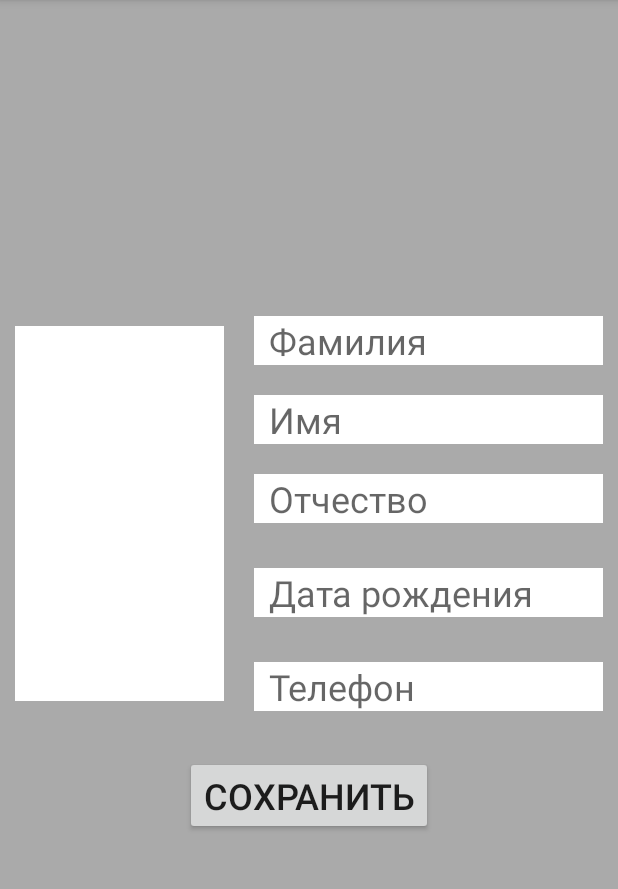
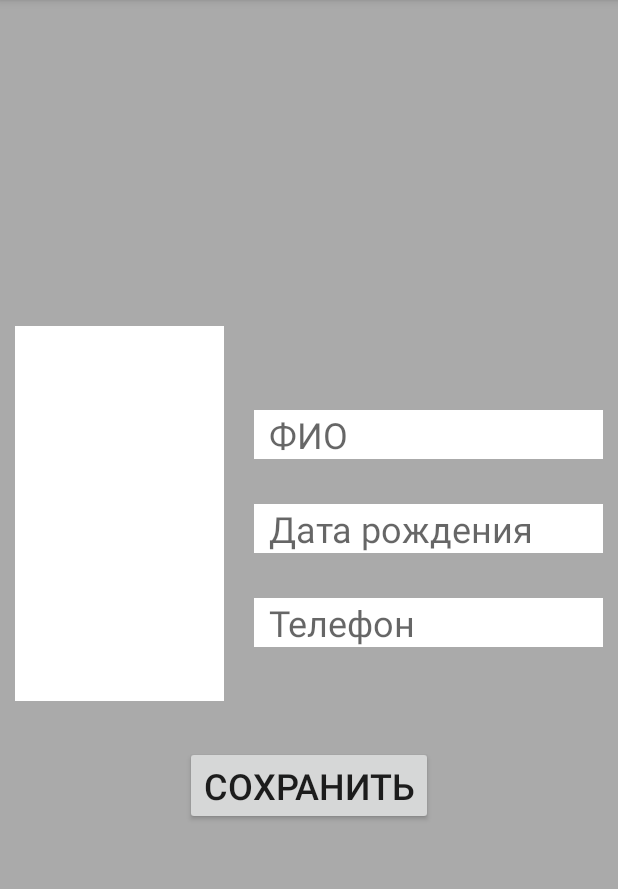
Before and after one commit to AlexandrRomanychev/Android, an Android app: the AddChangeInformation screen opened directly, with no data from a screen before it, on a phone screen of 412 x 824 dp, the part 84-973 px from its top. Run offline under Robolectric (Android 15) with nearby library versions, the phone set to English and light mode, and no system bars; libraries missing offline, so code that uses them is left out: com.facebook.drawee; plain views replace SimpleDraweeView; Roboto replaces fonts that are not available here; 2 statements that could not run were skipped.

```diff
--- a/app/src/main/java/com/example/contacts/AddChangeInformation.java
+++ b/app/src/main/java/com/example/contacts/AddChangeInformation.java
@@ -17,7 +17,7 @@ import com.facebook.drawee.view.SimpleDraweeView;
 
 public class AddChangeInformation extends AppCompatActivity {
 
-    private EditText surname, name, patronymic, phone, date;
+    private EditText name, phone, date;
     private Button save;
     static final int GALLERY_REQUEST = 1;
     private SimpleDraweeView ImageProfile;
@@ -28,9 +28,7 @@ public class AddChangeInformation extends AppCompatActivity {
         super.onCreate(savedInstanceState);
         setContentView(R.layout.add_change_information);
 
-        surname = findViewById(R.id.surname);
         name = findViewById(R.id.name);
-        patronymic = findViewById(R.id.patronymic);
         phone = findViewById(R.id.phone);
         date = findViewById(R.id.birthday);
 
@@ -41,8 +39,8 @@ public class AddChangeInformation extends AppCompatActivity {
             public void onClick(View v) {
                 String uri = selectedImage == null? "" : selectedImage.toString();
                 new AsyncContactAction(MainActivity.db, null,
-                        new Contact(surname.getText().toString(), name.getText().toString(),
-                        patronymic.getText().toString(), date.getText().toString(), phone.getText().toString(),
+                        new Contact( name.getText().toString(),
+                        date.getText().toString(), phone.getText().toString(),
                         uri), "%", DataBaseComands.CONTACT_ADD).execute();
                 finish();
             }
@@ -104,9 +102,7 @@ public class AddChangeInformation extends AppCompatActivity {
     @Override
     protected void onSaveInstanceState(Bundle outState)
     {
-        outState.putString("surnameSave", surname.getText().toString());
         outState.putString("nameSave", name.getText().toString());
-        outState.putString("patronymicSave", patronymic.getText().toString());
         outState.putString("birthdaySave", date.getText().toString());
         outState.putString("phoneSave", phone.getText().toString());
 
@@ -123,9 +119,7 @@ public class AddChangeInformation extends AppCompatActivity {
     protected void onRestoreInstanceState(Bundle savedInstanceState)
     {
         super.onRestoreInstanceState(savedInstanceState);
-        surname.setText(savedInstanceState.getString("surnameSave"));
         name.setText(savedInstanceState.getString("nameSave"));
-        patronymic.setText(savedInstanceState.getString("patronymicSave"));
         date.setText(savedInstanceState.getString("birthdaySave"));
         phone.setText(savedInstanceState.getString("phoneSave"));
     }
--- a/app/src/main/java/com/example/contacts/ContactInfo.java
+++ b/app/src/main/java/com/example/contacts/ContactInfo.java
@@ -55,7 +55,7 @@ public class ContactInfo{
         nameAndDate.setLayoutParams(layoutParams);
         nameAndDate.setBackgroundColor(Color.WHITE);
 
-        nameAndDate.addView(generateLocalTextView(this.contact.surname+" "+this.contact.name+" "+this.contact.patronymic));
+        nameAndDate.addView(generateLocalTextView(this.contact.name));
         nameAndDate.addView(generateLocalTextView(this.contact.date));
 
         Button delete = new Button(context);
--- a/app/src/main/java/com/example/contacts/async/AsyncContactAction.java
+++ b/app/src/main/java/com/example/contacts/async/AsyncContactAction.java
@@ -43,6 +43,9 @@ public class AsyncContactAction  extends AsyncTask<Void, Void, Integer> {
                 contacts = db.contactDao().getAll(rule);
                 break;
             }
+            case CONTACT_SORT_NAME_UP:{
+                contacts = db.contactDao().getSortedByNameUp();
+            }
         }
         return 1;
     }
@@ -50,7 +53,8 @@ public class AsyncContactAction  extends AsyncTask<Void, Void, Integer> {
     @Override
     protected void onPostExecute(Integer result) {
         switch (status){
-            case CONTACT_GET_ALL:{
+            case CONTACT_GET_ALL:
+            case CONTACT_SORT_NAME_UP:{
                 activity.showListOfProfiles(this.contacts);
             }
         }
--- a/app/src/main/java/com/example/contacts/database/DataBaseComands.java
+++ b/app/src/main/java/com/example/contacts/database/DataBaseComands.java
@@ -6,5 +6,9 @@ public enum DataBaseComands {
     USER_CHECK_REGISTRY,
     CONTACT_ADD,
     CONTACT_DELETE,
-    CONTACT_GET_ALL
+    CONTACT_GET_ALL,
+    CONTACT_SORT_NAME_UP,
+    CONTACT_SORT_NAME_DOWN,
+    CONTACT_SORT_DATE_UP,
+    CONTACT_SORT_DATE_DOWN
 }
--- a/app/src/main/java/com/example/contacts/database/dao/ContactDao.java
+++ b/app/src/main/java/com/example/contacts/database/dao/ContactDao.java
@@ -12,8 +12,11 @@ import java.util.List;
 
 @Dao
 public interface ContactDao {
-    @Query("SELECT * FROM contact WHERE surname LIKE :rule OR name LIKE :rule OR patronymic LIKE :rule")
+    @Query("SELECT * FROM contact WHERE name LIKE :rule")
     List<Contact> getAll(String rule);
+
+    @Query("SELECT * FROM contact ORDER BY name ASC")
+    List<Contact> getSortedByNameUp();
 
     @Query("SELECT * FROM contact WHERE uid IN (:contactIds)")
     List<User> loadAllByIds(int[] contactIds);
--- a/app/src/main/res/layout/add_change_information.xml
+++ b/app/src/main/res/layout/add_change_information.xml
@@ -40,20 +40,6 @@
                     android:orientation="vertical">
 
                     <EditText
-                        android:id="@+id/surname"
-                        android:layout_width="match_parent"
-                        android:layout_height="wrap_content"
-                        android:layout_gravity="top"
-                        android:layout_marginStart="20dp"
-                        android:layout_marginEnd="10dp"
-                        android:paddingStart="10dp"
-                        android:background="@android:color/darker_gray"
-                        android:backgroundTint="@android:color/background_light"
-                        android:hint="Фамилия"
-                        android:textSize="24sp"
-                        android:inputType="text" />
-
-                    <EditText
                         android:id="@+id/name"
                         android:layout_width="match_parent"
                         android:layout_height="wrap_content"
@@ -64,22 +50,7 @@
                         android:paddingStart="10dp"
                         android:background="@android:color/darker_gray"
                         android:backgroundTint="@android:color/background_light"
-                        android:hint="Имя"
-                        android:textSize="24sp"
-                        android:inputType="text" />
-
-                    <EditText
-                        android:id="@+id/patronymic"
-                        android:layout_width="match_parent"
-                        android:layout_height="wrap_content"
-                        android:layout_gravity="top"
-                        android:layout_marginStart="20dp"
-                        android:layout_marginTop="20dp"
-                        android:layout_marginEnd="10dp"
-                        android:paddingStart="10dp"
-                        android:background="@android:color/darker_gray"
-                        android:backgroundTint="@android:color/background_light"
-                        android:hint="Отчество"
+                        android:hint="ФИО"
                         android:textSize="24sp"
                         android:inputType="text" />
 
--- a/app/src/main/res/layout/list_profiles.xml
+++ b/app/src/main/res/layout/list_profiles.xml
@@ -57,7 +57,8 @@
                 android:layout_marginLeft="10dp"
                 android:layout_marginRight="20dp"
                 android:layout_marginBottom="20dp"
-                android:background="@android:color/white" />
+                android:background="@android:color/white"
+                android:entries="@array/sorts"/>
 
         </LinearLayout>
 
```
Also changed, not shown: app/src/main/java/com/example/contacts/Profile.java (+22 -0 lines), app/src/main/java/com/example/contacts/database/entity/Contact.java (+1 -26 lines), app/src/main/res/values/strings.xml (+7 -0 lines).
